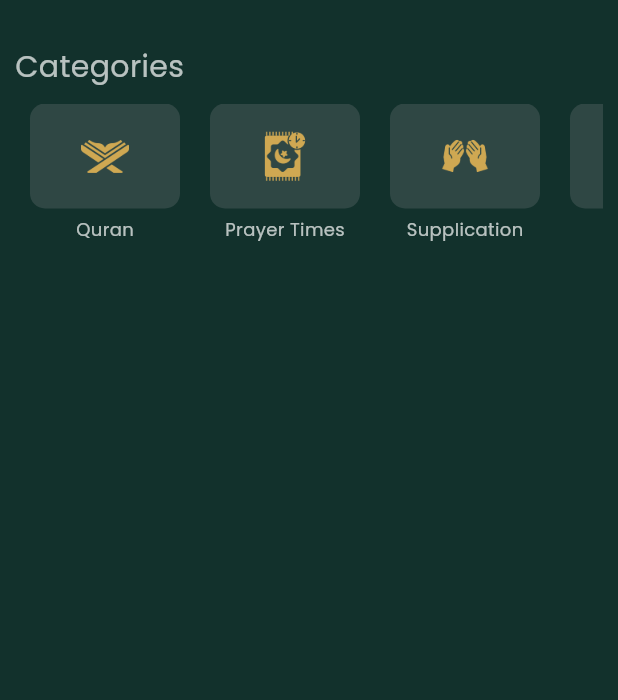
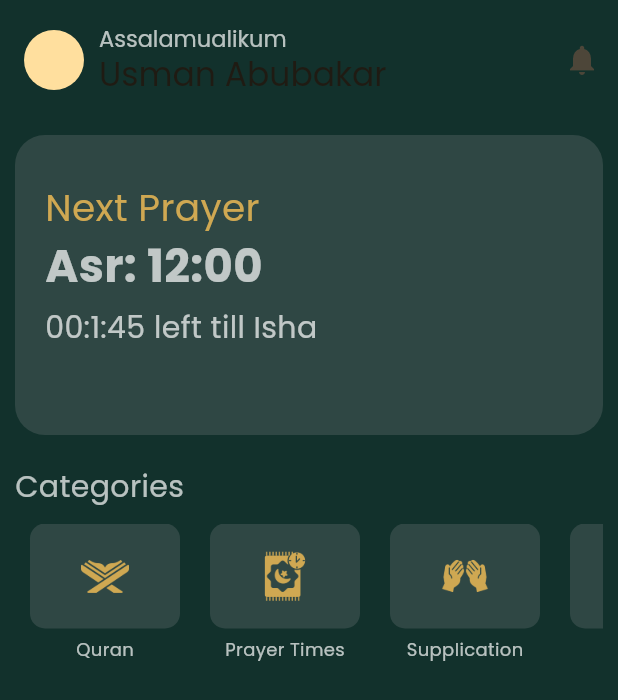
Before and after one commit to Usmandankama/deen_pal, a Flutter app: the HomeScreen screen opened directly, on a phone screen of 412 x 824 dp. Shown: the top 700 px of the screen. Run offline on Flutter 3.47's test engine with Material 3 defaults, Android fonts, the phone set to English and light mode, and no system bars; our stand-ins replace geocoding, geolocator, smooth_page_indicator, table_calendar.

Commit message:
Updates
Renamed file
Updated home_screen ui
Implementd a new component: Next prayer

```diff
--- a/lib/components/myCategories.dart
+++ b/lib/components/myCategories.dart
@@ -1,5 +1,5 @@
 import '../models/categories.dart';
-import 'package:deen_pal/screens/prayer_times.dart';
+import 'package:deen_pal/screens/prayer_times_screen.dart';
 import 'package:deen_pal/screens/quran_screen.dart';
 import 'package:flutter/material.dart';
 import 'package:deen_pal/constants/colors.dart' as colors;
--- /dev/null
+++ b/lib/components/nextPrayer.dart
@@ -0,0 +1,56 @@
+// ignore_for_file: file_names
+
+import 'package:flutter/material.dart';
+import 'package:deen_pal/constants/colors.dart' as colors;
+
+class NextPrayer extends StatefulWidget {
+  const NextPrayer({super.key});
+
+  @override
+  State<NextPrayer> createState() => _NextPrayerState();
+}
+
+class _NextPrayerState extends State<NextPrayer> {
+  @override
+  Widget build(BuildContext context) {
+    return Container(
+      padding: const EdgeInsets.all(20),
+      decoration: BoxDecoration(
+          color: colors.tileColor, borderRadius: BorderRadius.circular(20)),
+      height: 200,
+      width: 500,
+      child: Column(
+        crossAxisAlignment: CrossAxisAlignment.start,
+        children: [
+          const SizedBox(height: 10),
+          Text(
+            'Next Prayer',
+            style: TextStyle(
+              color: colors.secondaryColor,
+              fontSize: 25,
+              fontFamily: 'Poppins',
+            ),
+          ),
+          Text(
+            'Asr: 12:00',
+            style: TextStyle(
+              color: colors.fontColorLight,
+              fontSize: 30,
+              fontWeight: FontWeight.bold,
+              fontFamily: 'Poppins',
+            ),
+          ),
+          const SizedBox(height: 5),
+          Text(
+            '00:1:45 left till Isha',
+            style: TextStyle(
+              color: colors.fontColorLight,
+              fontSize: 20,
+              fontFamily: 'Poppins',
+            ),
+          ),
+        ],
+      ),
+    );
+  }
+}
--- a/lib/screens/home_screen.dart
+++ b/lib/screens/home_screen.dart
@@ -1,7 +1,7 @@
 import 'package:deen_pal/components/myCategories.dart';
+import 'package:deen_pal/components/nextPrayer.dart';
 import 'package:flutter/material.dart';
 import 'package:deen_pal/constants/colors.dart' as colors;
-
 
 class HomeScreen extends StatefulWidget {
   const HomeScreen({super.key});
@@ -17,12 +17,47 @@ class _HomeScreenState extends State<HomeScreen> {
   Widget build(BuildContext context) {
     double padding = 10.0;
     return Scaffold(
+      appBar: AppBar(
+        toolbarHeight: 80,
+        backgroundColor: colors.accentColor,
+        title: Row(
+          children: [
+            const CircleAvatar(),
+            const SizedBox(width: 10),
+            Column(
+              mainAxisAlignment: MainAxisAlignment.start,
+              crossAxisAlignment: CrossAxisAlignment.start,
+              children: [
+                Text(
+                  'Assalamualikum',
+                  style: TextStyle(
+                      color: colors.fontColorLight,
+                      fontSize: 15,
+                      fontWeight: FontWeight.w200,
+                      fontFamily: 'Poppins'),
+                ),
+                const Text(
+                  'Usman Abubakar',
+                  style: TextStyle(fontFamily: 'Poppins'),
+                ),
+              ],
+            )
+          ],
+        ),
+        actions: [
+          IconButton(
+            onPressed: () {},
+            icon: const Icon(Icons.notifications),
+          ),
+        ],
+      ),
       backgroundColor: colors.accentColor,
       body: SingleChildScrollView(
         child: Padding(
           padding: EdgeInsets.all(padding),
           child: Column(
             children: [
+              const NextPrayer(),
               const SizedBox(height: 20),
               Align(
                 alignment: Alignment.centerLeft,
--- a/lib/services/prayer_times.dart
+++ b/lib/services/prayer_times.dart
@@ -47,7 +47,6 @@ class PrayerTimesService {
       Placemark place = placemarks[0];
       _userLocation = place.locality;
     }
-    print('User Location: $_userLocation');
   }
 
   Future<Map<String, dynamic>> fetchPrayerTimes() async {
```
Also changed, not shown: lib/screens/prayer_times_screen.dart (renamed from lib/screens/prayer_times.dart).
